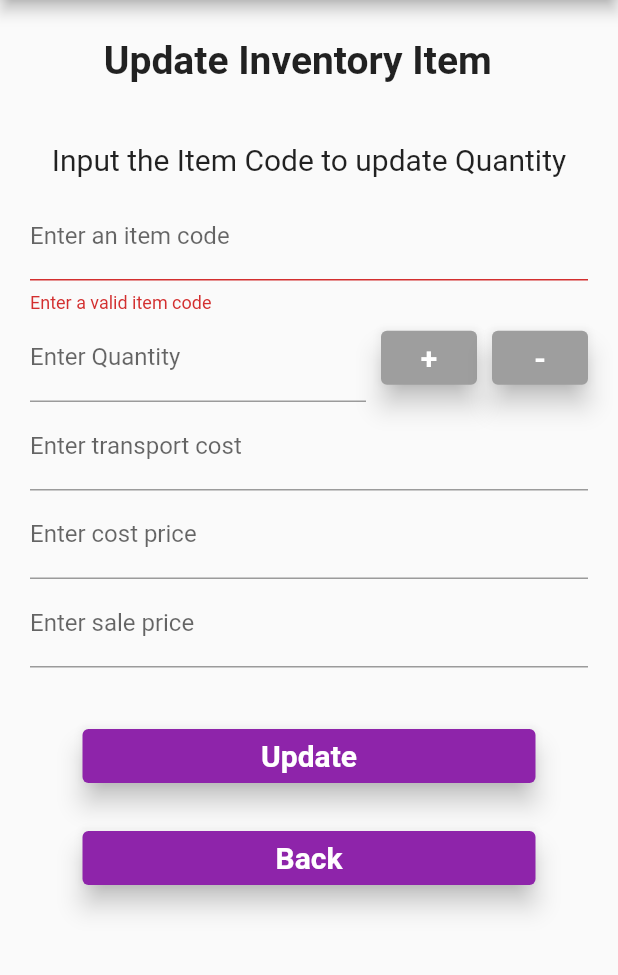
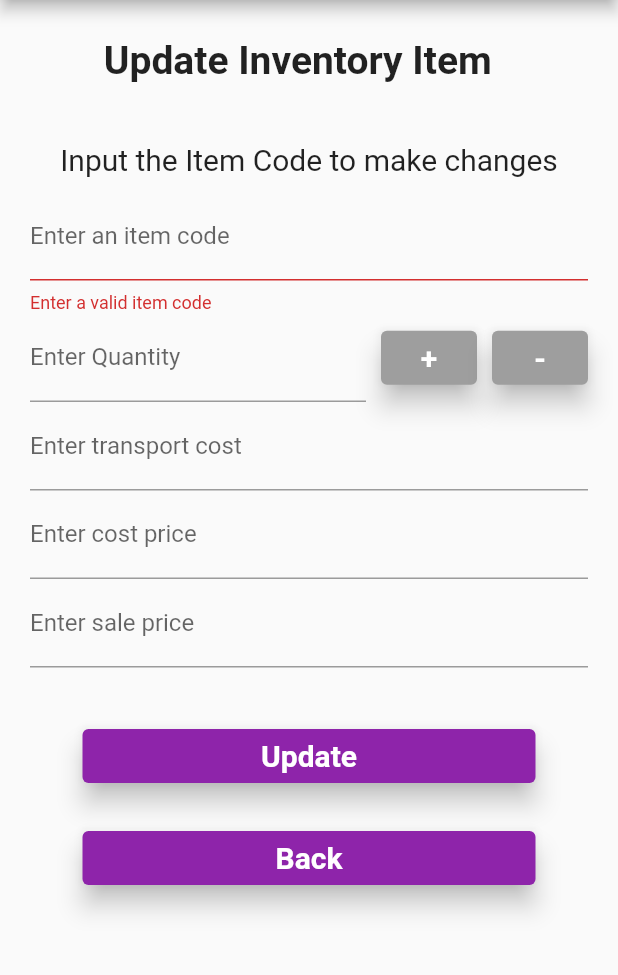
Before and after one commit to 2020-opportunity-hack/Team-04, a Flutter app: the UpdateInventoryItem screen opened directly, on a phone screen of 412 x 824 dp, the part 84-1059 px from its top. Run offline on Flutter 3.47's test engine with Material 2 defaults, Android fonts, the phone set to English and light mode, and no system bars; our stand-ins replace easy_localization, firebase_auth, firebase_core, firebase_database, modal_progress_hud; missing offline and left inert: dart:ffi; accounts and stored records are empty; Roboto replaces fonts that are missing (Montserrat).

```diff
--- a/lib/createItem.dart
+++ b/lib/createItem.dart
@@ -222,9 +222,9 @@ class _CreateInventoryItemState extends State<CreateInventoryItem> {
 
     final nextButton = ElevatedButton(
       onPressed: () {
-        _submitMaterialTypes();
 
         if (_formKey.currentState.validate()) {
+          _submitMaterialTypes();
           Navigator.push(
             context,
             MaterialPageRoute(
--- a/lib/createItemTwo.dart
+++ b/lib/createItemTwo.dart
@@ -243,10 +243,10 @@ class _CreateInventoryItemTwoState extends State<CreateInventoryItemTwo> {
 
     final nextButton = ElevatedButton(
       onPressed: () {
-        if (otherKeyField.length > 0 && otherValueField.length > 0) {
-          _submitOtherFields();
-        }
         if (_formKey.currentState.validate()) {
+          if (otherKeyField.length > 0 && otherValueField.length > 0) {
+            _submitOtherFields();
+          }
           Navigator.push(
             context,
             MaterialPageRoute(
--- a/lib/updateInventory.dart
+++ b/lib/updateInventory.dart
@@ -74,7 +74,7 @@ class _UpdateInventoryItemState extends State<UpdateInventoryItem> {
     final description = Padding(
       padding: const EdgeInsets.all(10.0),
       child: Text(
-        'Input the Item Code to update Quantity',
+        'Input the Item Code to make changes',
         textAlign: TextAlign.center,
         style: style.copyWith(
           fontSize: 20,
```
